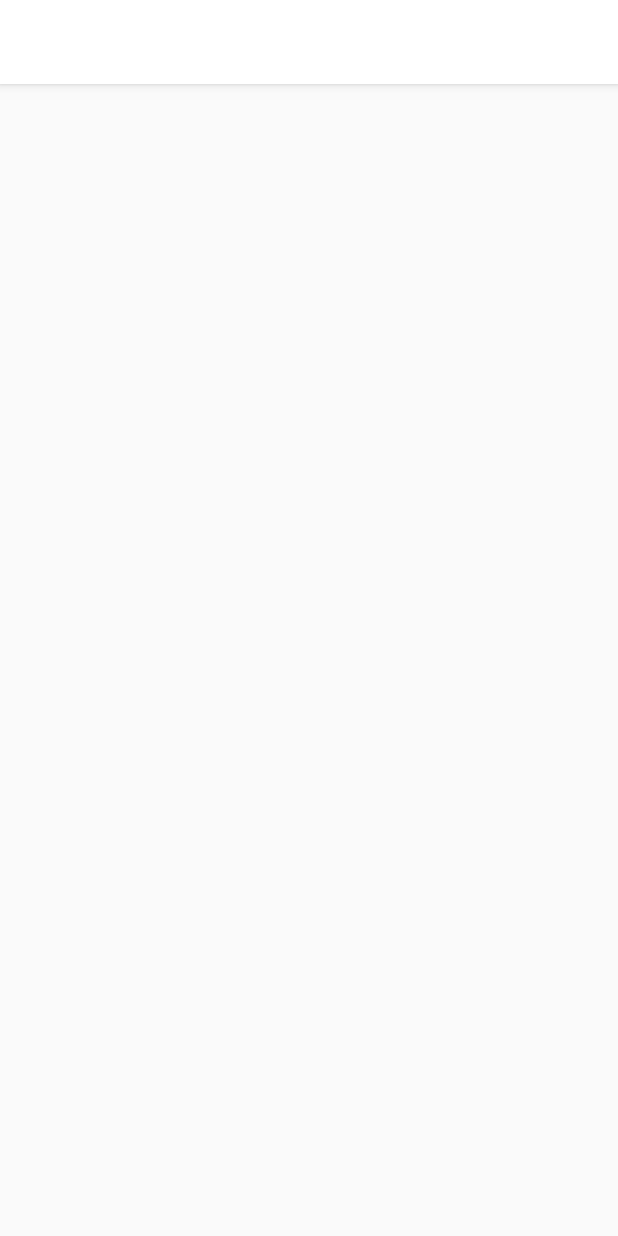
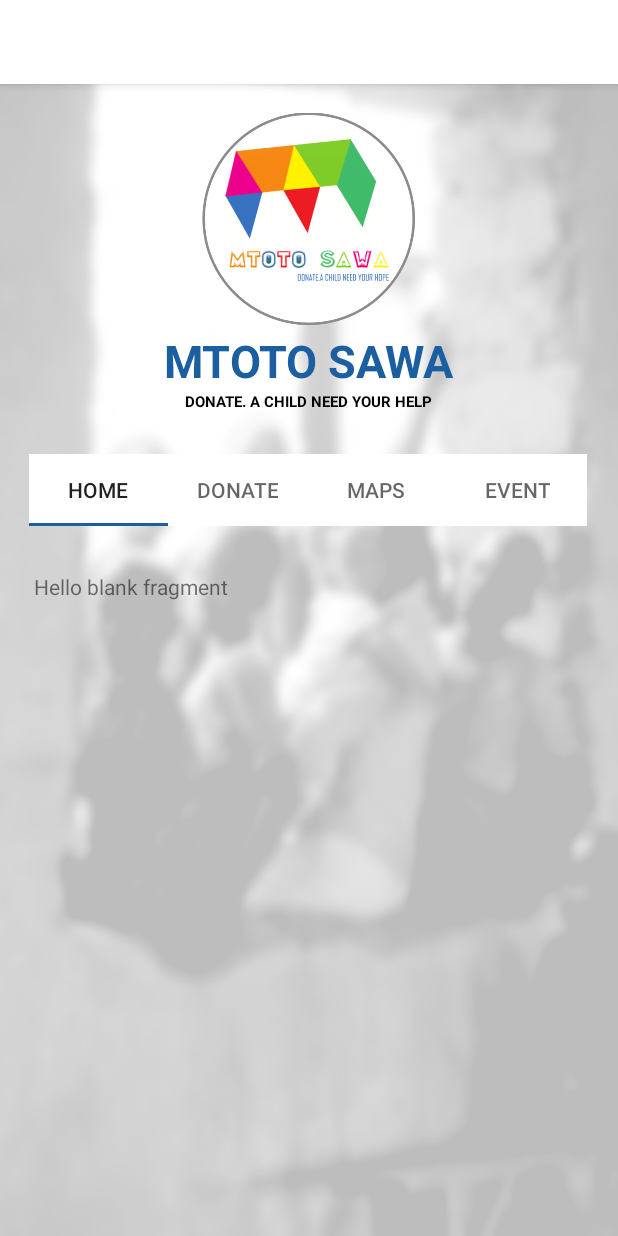
Before and after one commit to alfredkondoro/mtoto-sawa-androidapp, an Android app: the Dashboard screen opened directly, with no data from a screen before it, on a phone screen of 412 x 824 dp. Before the commit the screen is almost empty. Run offline under Robolectric (Android 15) with nearby library versions, the phone set to English and light mode, and no system bars.

Commit message:
tabs layout

```diff
--- a/app/build.gradle
+++ b/app/build.gradle
@@ -26,7 +26,12 @@ dependencies {
     implementation fileTree(dir: "libs", include: ["*.jar"])
     implementation 'androidx.appcompat:appcompat:1.1.0'
     implementation 'androidx.constraintlayout:constraintlayout:1.1.3'
+    implementation 'androidx.cardview:cardview:1.0.0'
+    implementation 'com.google.android.material:material:1.1.0'
+    implementation 'androidx.legacy:legacy-support-v4:1.0.0'
     testImplementation 'junit:junit:4.12'
+    implementation 'de.hdodenhof:circleimageview:3.1.0'
+    implementation "androidx.coordinatorlayout:coordinatorlayout:1.1.0"
     androidTestImplementation 'androidx.test.ext:junit:1.1.1'
     androidTestImplementation 'androidx.test.espresso:espresso-core:3.2.0'
 
--- a/app/src/main/java/com/ab/mtotosawa/Dashboard.java
+++ b/app/src/main/java/com/ab/mtotosawa/Dashboard.java
@@ -1,14 +1,25 @@
 package com.ab.mtotosawa;
 
 import androidx.appcompat.app.AppCompatActivity;
+import androidx.viewpager.widget.ViewPager;
 
 import android.os.Bundle;
 
+import com.ab.mtotosawa.controller.DevPagerAdapter;
+import com.google.android.material.tabs.TabLayout;
+
 public class Dashboard extends AppCompatActivity {
+    private ViewPager viewPager;
 
     @Override
     protected void onCreate(Bundle savedInstanceState) {
         super.onCreate (savedInstanceState);
         setContentView (R.layout.activity_dashboard);
+
+        viewPager = findViewById(R.id.viewPager);
+        viewPager.setAdapter(new DevPagerAdapter (getSupportFragmentManager()));
+
+        TabLayout tabs = findViewById (R.id.tabLayoutId);
+        tabs.setupWithViewPager(viewPager);
     }
 }
--- /dev/null
+++ b/app/src/main/java/com/ab/mtotosawa/controller/DevPagerAdapter.java
@@ -0,0 +1,47 @@
+package com.ab.mtotosawa.controller;
+
+import com.ab.mtotosawa.views.DonateFragment;
+import com.ab.mtotosawa.views.EventFragment;
+import com.ab.mtotosawa.views.HomeFragment;
+import com.ab.mtotosawa.views.MapsFragment;
+
+import androidx.fragment.app.Fragment;
+import androidx.fragment.app.FragmentManager;
+import androidx.fragment.app.FragmentPagerAdapter;
+
+public class DevPagerAdapter extends FragmentPagerAdapter {
+    public DevPagerAdapter(FragmentManager fm) {
+        super (fm);
+    }
+
+    @Override
+    public Fragment getItem(int position) {
+        switch (position) {
+            case 0:
+                return new HomeFragment ();
+            case 1:
+                return new DonateFragment ();
+            case 2:
+                return new MapsFragment ();
+            case 3:
+                return new EventFragment ();
+        }
+        return null;
+    }
+
+    @Override
+    public int getCount() {
+        return 4;
+    }
+
+    @Override
+    public CharSequence getPageTitle(int position){
+        switch (position){
+            case 0: return "HOME";
+            case 1: return "DONATE";
+            case 2: return "MAPS";
+            case 3: return "EVENT";
+        }
+        return null;
+    }
+}
--- /dev/null
+++ b/app/src/main/java/com/ab/mtotosawa/views/DonateFragment.java
@@ -0,0 +1,66 @@
+package com.ab.mtotosawa.views;
+
+import android.os.Bundle;
+
+import androidx.fragment.app.Fragment;
+
+import android.view.LayoutInflater;
+import android.view.View;
+import android.view.ViewGroup;
+
+import com.ab.mtotosawa.R;
+
+/**
+ * A simple {@link Fragment} subclass.
+ * Use the {@link DonateFragment#newInstance} factory method to
+ * create an instance of this fragment.
+ */
+public class DonateFragment extends Fragment {
+
+    // TODO: Rename parameter arguments, choose names that match
+    // the fragment initialization parameters, e.g. ARG_ITEM_NUMBER
+    private static final String ARG_PARAM1 = "param1";
+    private static final String ARG_PARAM2 = "param2";
+
+    // TODO: Rename and change types of parameters
+    private String mParam1;
+    private String mParam2;
+
+    public DonateFragment() {
+        // Required empty public constructor
+    }
+
+    /**
+     * Use this factory method to create a new instance of
+     * this fragment using the provided parameters.
+     *
+     * @param param1 Parameter 1.
+     * @param param2 Parameter 2.
+     * @return A new instance of fragment DonateFragment.
+     */
+    // TODO: Rename and change types and number of parameters
+    public static DonateFragment newInstance(String param1, String param2) {
+        DonateFragment fragment = new DonateFragment ();
+        Bundle args = new Bundle ();
+        args.putString (ARG_PARAM1, param1);
+        args.putString (ARG_PARAM2, param2);
+        fragment.setArguments (args);
+        return fragment;
+    }
+
+    @Override
+    public void onCreate(Bundle savedInstanceState) {
+        super.onCreate (savedInstanceState);
+        if (getArguments () != null) {
+            mParam1 = getArguments ().getString (ARG_PARAM1);
+            mParam2 = getArguments ().getString (ARG_PARAM2);
+        }
+    }
+
+    @Override
+    public View onCreateView(LayoutInflater inflater, ViewGroup container,
+                             Bundle savedInstanceState) {
+        // Inflate the layout for this fragment
+        return inflater.inflate (R.layout.fragment_donate, container, false);
+    }
+}
--- /dev/null
+++ b/app/src/main/java/com/ab/mtotosawa/views/HomeFragment.java
@@ -0,0 +1,66 @@
+package com.ab.mtotosawa.views;
+
+import android.os.Bundle;
+
+import androidx.fragment.app.Fragment;
+
+import android.view.LayoutInflater;
+import android.view.View;
+import android.view.ViewGroup;
+
+import com.ab.mtotosawa.R;
+
+/**
+ * A simple {@link Fragment} subclass.
+ * Use the {@link HomeFragment#newInstance} factory method to
+ * create an instance of this fragment.
+ */
+public class HomeFragment extends Fragment {
+
+    // TODO: Rename parameter arguments, choose names that match
+    // the fragment initialization parameters, e.g. ARG_ITEM_NUMBER
+    private static final String ARG_PARAM1 = "param1";
+    private static final String ARG_PARAM2 = "param2";
+
+    // TODO: Rename and change types of parameters
+    private String mParam1;
+    private String mParam2;
+
+    public HomeFragment() {
+        // Required empty public constructor
+    }
+
+    /**
+     * Use this factory method to create a new instance of
+     * this fragment using the provided parameters.
+     *
+     * @param param1 Parameter 1.
+     * @param param2 Parameter 2.
+     * @return A new instance of fragment HomeFragment.
+     */
+    // TODO: Rename and change types and number of parameters
+    public static HomeFragment newInstance(String param1, String param2) {
+        HomeFragment fragment = new HomeFragment ();
+        Bundle args = new Bundle ();
+        args.putString (ARG_PARAM1, param1);
+        args.putString (ARG_PARAM2, param2);
+        fragment.setArguments (args);
+        return fragment;
+    }
+
+    @Override
+    public void onCreate(Bundle savedInstanceState) {
+        super.onCreate (savedInstanceState);
+        if (getArguments () != null) {
+            mParam1 = getArguments ().getString (ARG_PARAM1);
+            mParam2 = getArguments ().getString (ARG_PARAM2);
+        }
+    }
+
+    @Override
+    public View onCreateView(LayoutInflater inflater, ViewGroup container,
+                             Bundle savedInstanceState) {
+        // Inflate the layout for this fragment
+        return inflater.inflate (R.layout.fragment_home, container, false);
+    }
+}
--- a/app/src/main/res/layout/activity_dashboard.xml
+++ b/app/src/main/res/layout/activity_dashboard.xml
@@ -1,9 +1,72 @@
 <?xml version="1.0" encoding="utf-8"?>
-<RelativeLayout xmlns:android="http://schemas.android.com/apk/res/android"
+<androidx.constraintlayout.widget.ConstraintLayout xmlns:android="http://schemas.android.com/apk/res/android"
     xmlns:app="http://schemas.android.com/apk/res-auto"
     xmlns:tools="http://schemas.android.com/tools"
     android:layout_width="match_parent"
     android:layout_height="match_parent"
+    android:background="@drawable/backwhite"
     tools:context=".Dashboard">
 
-</RelativeLayout>
+
+    <ImageView
+        android:id="@+id/imageView4"
+        android:layout_width="142dp"
+        android:layout_height="148dp"
+        android:layout_marginTop="16dp"
+        app:layout_constraintEnd_toEndOf="parent"
+        app:layout_constraintHorizontal_bias="0.498"
+        app:layout_constraintStart_toStartOf="parent"
+        app:layout_constraintTop_toTopOf="parent"
+        app:srcCompat="@drawable/iconme_round" />
+
+    <TextView
+        android:id="@+id/textView8"
+        android:layout_width="wrap_content"
+        android:layout_height="wrap_content"
+        android:text="MTOTO SAWA"
+        android:textColor="@color/colorAccent"
+        android:textSize="30sp"
+        android:textStyle="bold"
+        app:layout_constraintEnd_toEndOf="parent"
+        app:layout_constraintStart_toStartOf="parent"
+        app:layout_constraintTop_toBottomOf="@+id/imageView4" />
+
+    <TextView
+        android:id="@+id/textView9"
+        android:layout_width="wrap_content"
+        android:layout_height="wrap_content"
+        android:text="DONATE. A CHILD NEED YOUR HELP"
+        android:textColor="#000000"
+        android:textSize="10sp"
+        android:textStyle="bold"
+        app:layout_constraintEnd_toEndOf="parent"
+        app:layout_constraintStart_toStartOf="parent"
+        app:layout_constraintTop_toBottomOf="@+id/textView8" />
+
+    <com.google.android.material.tabs.TabLayout
+        android:id="@+id/tabLayoutId"
+        android:layout_width="372dp"
+        android:layout_height="wrap_content"
+        android:layout_marginTop="28dp"
+        android:background="@color/colorPrimary"
+        app:layout_constraintEnd_toEndOf="parent"
+        app:layout_constraintHorizontal_bias="0.487"
+        app:layout_constraintStart_toStartOf="parent"
+        app:layout_constraintTop_toBottomOf="@+id/textView9">
+
+    </com.google.android.material.tabs.TabLayout>
+
+    <androidx.viewpager.widget.ViewPager
+        android:id="@+id/viewPager"
+        android:layout_width="367dp"
+        android:layout_height="392dp"
+        android:layout_marginBottom="16dp"
+        android:layout_marginTop="15dp"
+        app:layout_constraintBottom_toBottomOf="parent"
+        app:layout_constraintEnd_toEndOf="parent"
+        app:layout_constraintStart_toStartOf="parent"
+        app:layout_constraintTop_toBottomOf="@+id/tabLayoutId"
+        app:layout_constraintVertical_bias="0.31">
+
+    </androidx.viewpager.widget.ViewPager>
+</androidx.constraintlayout.widget.ConstraintLayout>
--- /dev/null
+++ b/app/src/main/res/layout/fragment_home.xml
@@ -0,0 +1,14 @@
+<?xml version="1.0" encoding="utf-8"?>
+<FrameLayout xmlns:android="http://schemas.android.com/apk/res/android"
+    xmlns:tools="http://schemas.android.com/tools"
+    android:layout_width="match_parent"
+    android:layout_height="match_parent"
+    tools:context=".views.HomeFragment">
+
+    <!-- TODO: Update blank fragment layout -->
+    <TextView
+        android:layout_width="match_parent"
+        android:layout_height="match_parent"
+        android:text="@string/hello_blank_fragment" />
+
+</FrameLayout>
--- a/app/src/main/res/values/strings.xml
+++ b/app/src/main/res/values/strings.xml
@@ -1,3 +1,5 @@
 <resources>
     <string name="app_name">Mtoto_sawa</string>
+    <!-- TODO: Remove or change this placeholder text -->
+    <string name="hello_blank_fragment">Hello blank fragment</string>
 </resources>
```
Also changed, not shown: app/src/main/java/com/ab/mtotosawa/MainActivity.java (+14 -1 lines), app/src/main/java/com/ab/mtotosawa/signup.java (+13 -1 lines), app/src/main/java/com/ab/mtotosawa/views/EventFragment.java (added, +66 -0 lines), app/src/main/java/com/ab/mtotosawa/views/MapsFragment.java (added, +66 -0 lines), app/src/main/res/layout/activity_signup.xml (+8 -9 lines), app/src/main/res/layout/fragment_donate.xml (added, +14 -0 lines), app/src/main/res/layout/fragment_event.xml (added, +14 -0 lines), app/src/main/res/layout/fragment_maps.xml (added, +14 -0 lines), app/src/main/res/drawable/cardback.png (added), app/src/main/res/drawable/iconme_round.png (added).
